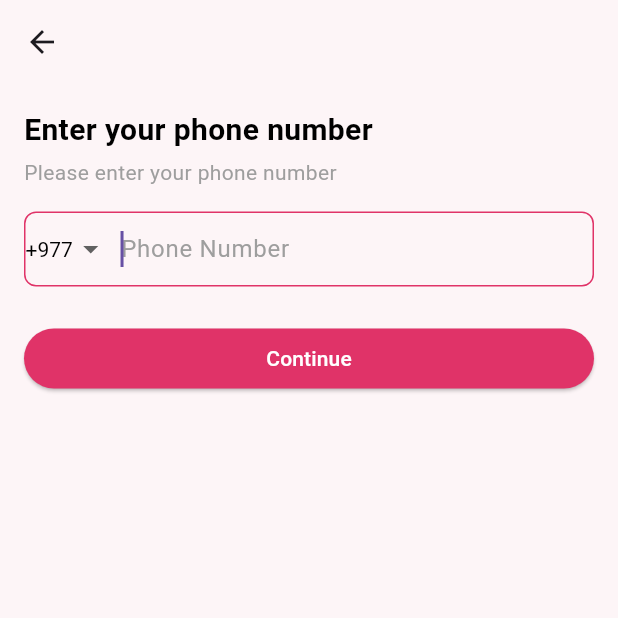
After one commit to Ayush-Adhikrii/mobile-app-project, a Flutter app: the GetStartedView screen opened by its route, after a tap on "Sign in with Phone Number", on a phone screen of 412 x 824 dp, the top half of it. The commit adds this screen. Run offline on Flutter 3.47's test engine with Material 3 defaults, Android fonts, the phone set to English and light mode, and no system bars.

Commit message:
signup with phone number ui complete

```diff
--- a/lib/app.dart
+++ b/lib/app.dart
@@ -1,6 +1,7 @@
 import 'package:flutter/material.dart';
-import 'package:hooked/view/get_started.dart';
+import 'package:hooked/view/get_started_view.dart';
 import 'package:hooked/view/onboarding_view.dart';
+import 'package:hooked/view/signup_with_number_view.dart';
 
 class MyApp extends StatelessWidget {
   const MyApp({super.key});
@@ -16,7 +17,8 @@ class MyApp extends StatelessWidget {
       debugShowCheckedModeBanner: false,
       routes: {
         '/onboard': (context) => const OnboardingScreen(),
-        '/getstarted': (context) => const GetStarted(),
+        '/getstarted': (context) => const GetStartedView(),
+        '/signupnumber': (context) => const SignupWithNumberView(),
       },
     );
   }
--- /dev/null
+++ b/lib/view/get_started_view.dart
@@ -0,0 +1,252 @@
+import 'package:flutter/material.dart';
+import 'package:hooked/view/onboarding_view.dart';
+import 'package:hooked/view/signup_with_number_view.dart';
+
+class GetStartedView extends StatefulWidget {
+  const GetStartedView({super.key});
+
+  @override
+  State<GetStartedView> createState() => _GetStartedViewState();
+}
+
+class _GetStartedViewState extends State<GetStartedView> {
+  @override
+  Widget build(BuildContext context) {
+    return Scaffold(
+      backgroundColor: const Color(0xFFFDF5F7), // Background color
+      body: Padding(
+        padding: const EdgeInsets.all(16.0),
+        child: Column(
+          mainAxisAlignment: MainAxisAlignment.center,
+          children: [
+            const Spacer(flex: 2),
+
+            // App Logo or any image at the top
+            Image.asset(
+              'assets/icons/pink_logo.jpg', // Replace with your logo asset
+              height: 200,
+              fit: BoxFit.contain,
+            ),
+
+            const SizedBox(height: 100), // Space between logo and text
+
+            // Sign up to continue message
+            const Text(
+              "Sign up to continue",
+              style: TextStyle(
+                fontSize: 22,
+                fontWeight: FontWeight.bold,
+                color: Colors.black,
+              ),
+            ),
+            const Text(
+              "Please login to continue",
+              style: TextStyle(
+                fontSize: 12,
+                fontWeight: FontWeight.bold,
+                color: Colors.grey,
+              ),
+            ),
+
+            const SizedBox(height: 30),
+
+            // Sign in with Email Button
+            GestureDetector(
+              onTap: () {
+                print('Sign in with Email tapped');
+              },
+              child: Container(
+                width: double.infinity,
+                padding: const EdgeInsets.symmetric(vertical: 15),
+                decoration: BoxDecoration(
+                  color: const Color(0xFFE03368), // Button color
+                  borderRadius: BorderRadius.circular(30),
+                ),
+                child: const Row(
+                  children: [
+                    SizedBox(width: 20), // Space for the icon
+                    Icon(Icons.email, color: Colors.white),
+                    Expanded(
+                      child: Text(
+                        'Sign in with Email',
+                        textAlign: TextAlign.center,
+                        style: TextStyle(
+                          color: Colors.white,
+                          fontWeight: FontWeight.bold,
+                          fontSize: 16,
+                        ),
+                      ),
+                    ),
+                  ],
+                ),
+              ),
+            ),
+
+            const SizedBox(height: 20),
+
+            // Sign in with Phone Button
+            GestureDetector(
+              onTap: () {
+                Navigator.push(
+                  context,
+                  MaterialPageRoute(
+                    builder: (context) => const SignupWithNumberView(),
+                  ),
+                );
+              },
+              child: Container(
+                width: double.infinity,
+                padding: const EdgeInsets.symmetric(vertical: 15),
+                decoration: BoxDecoration(
+                  color: const Color(0xFFE03368), // Button color
+                  borderRadius: BorderRadius.circular(30),
+                ),
+                child: const Row(
+                  children: [
+                    SizedBox(width: 20), // Space for the icon
+                    Icon(Icons.phone, color: Colors.white),
+                    Expanded(
+                      child: Text(
+                        'Sign in with Phone Number',
+                        textAlign: TextAlign.center,
+                        style: TextStyle(
+                          color: Colors.white,
+                          fontWeight: FontWeight.bold,
+                          fontSize: 16,
+                        ),
+                      ),
+                    ),
+                  ],
+                ),
+              ),
+            ),
+
+            const SizedBox(height: 30),
+
+            // Divider with "Or sign up with"
+            Row(
+              children: [
+                Expanded(
+                  child: Divider(
+                    thickness: 1,
+                    color: Colors.grey.shade400,
+                  ),
+                ),
+                const Padding(
+                  padding: EdgeInsets.symmetric(horizontal: 8.0),
+                  child: Text(
+                    "Or sign up with",
+                    style: TextStyle(color: Colors.grey),
+                  ),
+                ),
+                Expanded(
+                  child: Divider(
+                    thickness: 1,
+                    color: Colors.grey.shade400,
+                  ),
+                ),
+              ],
+            ),
+
+            const SizedBox(height: 20),
+
+            // Google and Facebook Buttons in a Row
+            Row(
+              mainAxisAlignment: MainAxisAlignment.spaceEvenly,
+              children: [
+                // Google Button
+                Flexible(
+                  child: GestureDetector(
+                    onTap: () {
+                      print('Sign in with Google tapped');
+                    },
+                    child: Container(
+                      padding: const EdgeInsets.symmetric(vertical: 12),
+                      decoration: BoxDecoration(
+                        color: Colors.white,
+                        border: Border.all(color: Colors.grey.shade300),
+                        borderRadius: BorderRadius.circular(30),
+                      ),
+                      child: Row(
+                        mainAxisAlignment: MainAxisAlignment.center,
+                        children: [
+                          Image.asset(
+                            'assets/icons/google_logo.png',
+                            height: 20,
+                            width: 20,
+                          ),
+                          const SizedBox(width: 8),
+                          const Text(
+                            "Google",
+                            style: TextStyle(fontWeight: FontWeight.bold),
+                          ),
+                        ],
+                      ),
+                    ),
+                  ),
+                ),
+
+                const SizedBox(width: 16),
+
+                // Facebook Button
+                Flexible(
+                  child: GestureDetector(
+                    onTap: () {
+                      print('Sign in with Facebook tapped');
+                    },
+                    child: Container(
+                      padding: const EdgeInsets.symmetric(vertical: 12),
+                      decoration: BoxDecoration(
+                        color: Colors.white,
+                        border: Border.all(color: Colors.grey.shade300),
+                        borderRadius: BorderRadius.circular(30),
+                      ),
+                      child: Row(
+                        mainAxisAlignment: MainAxisAlignment.center,
+                        children: [
+                          Image.asset(
+                            'assets/icons/facebook_logo.png',
+                            height: 20,
+                            width: 20,
+                          ),
+                          const SizedBox(width: 8),
+                          const Text(
+                            "Facebook",
+                            style: TextStyle(fontWeight: FontWeight.bold),
+                          ),
+                        ],
+                      ),
+                    ),
+                  ),
+                ),
+              ],
+            ),
+
+            const SizedBox(height: 30), // Space before the trouble signing in
+
+            // Trouble signing in text
+            TextButton(
+              onPressed: () {
+                Navigator.push(
+                  context,
+                  MaterialPageRoute(
+                    builder: (context) => const OnboardingScreen(),
+                  ),
+                );
+              },
+              child: const Text(
+                'Trouble signing in?',
+                style: TextStyle(
+                  color: Color(0xFFE03368), // Text color
+                  fontWeight: FontWeight.w600,
+                ),
+              ),
+            ),
+
+            const Spacer(flex: 2),
+          ],
+        ),
+      ),
+    );
+  }
+}
--- a/lib/view/onboarding_view.dart
+++ b/lib/view/onboarding_view.dart
@@ -1,5 +1,5 @@
 import 'package:flutter/material.dart';
-import 'package:hooked/view/get_started.dart';
+import 'package:hooked/view/get_started_view.dart';
 
 class OnboardingScreen extends StatefulWidget {
   const OnboardingScreen({super.key});
@@ -133,7 +133,7 @@ class _OnboardingScreenState extends State<OnboardingScreen> {
                           Navigator.push(
                             context,
                             MaterialPageRoute(
-                              builder: (context) => const GetStarted(),
+                              builder: (context) => const GetStartedView(),
                             ),
                           );
                         }
--- /dev/null
+++ b/lib/view/signup_with_number_view.dart
@@ -0,0 +1,133 @@
+import 'package:flutter/material.dart';
+
+class SignupWithNumberView extends StatefulWidget {
+  const SignupWithNumberView({super.key});
+
+  @override
+  State<SignupWithNumberView> createState() => _SignupWithNumberViewState();
+}
+
+class _SignupWithNumberViewState extends State<SignupWithNumberView> {
+  final TextEditingController _phoneController = TextEditingController();
+  final FocusNode _focusNode = FocusNode(); // FocusNode to trigger keyboard
+
+  @override
+  void initState() {
+    super.initState();
+    // Request focus to open the keyboard when the screen loads
+    _focusNode.requestFocus();
+  }
+
+  @override
+  Widget build(BuildContext context) {
+    return Scaffold(
+      appBar: AppBar(
+        backgroundColor:
+            const Color(0xFFFDF5F7), // Light pink background for AppBar
+        leading: IconButton(
+          icon: Icon(Icons.arrow_back),
+          onPressed: () {
+            Navigator.pop(context); // Navigates back to the previous screen
+          },
+        ),
+      ),
+      backgroundColor:
+          const Color(0xFFFDF5F7), // Light pink background for the body
+      body: Padding(
+        padding: const EdgeInsets.all(16.0),
+        child: Column(
+          crossAxisAlignment: CrossAxisAlignment.start,
+          children: [
+            Text(
+              'Enter your phone number',
+              style: TextStyle(
+                fontSize: 20.0,
+                fontWeight: FontWeight.bold,
+                color: Colors.black, // Text color for title
+              ),
+            ),
+            SizedBox(height: 4),
+            Text(
+              'Please enter your phone number',
+              style: TextStyle(
+                fontSize: 14.0,
+                color: Colors.grey, // Text color for subtitle
+              ),
+            ),
+            SizedBox(height: 16),
+            // Container to wrap the dropdown and text field
+            Container(
+              decoration: BoxDecoration(
+                border: Border.all(
+                    color: const Color(0xFFE03368)), // Primary color border
+                borderRadius: BorderRadius.circular(8),
+              ),
+              child: Row(
+                children: [
+                  // Dropdown Button without internal border and light pink background
+                  DropdownButton<String>(
+                    value: '+977',
+                    onChanged: (value) {
+                      // Handle dropdown selection
+                    },
+                    dropdownColor: const Color(
+                        0xFFFDF5F7), // Light pink background for dropdown options
+                    style: TextStyle(
+                        color: Colors.black), // Text color inside dropdown
+                    underline:
+                        Container(), // Remove the underline (internal border)
+                    items: ['+977', '+123', '+987', '+748']
+                        .map((code) => DropdownMenuItem(
+                              value: code,
+                              child: Text(code),
+                            ))
+                        .toList(),
+                  ),
+                  SizedBox(width: 8),
+                  Expanded(
+                    child: TextField(
+                      controller: _phoneController,
+                      focusNode:
+                          _focusNode, // Focus node attached to the text field
+                      keyboardType: TextInputType.phone,
+                      autofocus: true, // Ensure the keyboard shows up
+                      decoration: InputDecoration(
+                        border: InputBorder.none, // Remove inner border
+                        hintText: 'Phone Number',
+                        hintStyle:
+                            TextStyle(color: Colors.grey), // Hint text color
+                      ),
+                    ),
+                  ),
+                ],
+              ),
+            ),
+            SizedBox(height: 24),
+            SizedBox(
+              width: double.infinity,
+              child: ElevatedButton(
+                onPressed: () {
+                  // Handle continue button press
+                },
+                style: ButtonStyle(
+                  backgroundColor: MaterialStateProperty.all(
+                      const Color(0xFFE03368)), // Button background color
+                  foregroundColor: MaterialStateProperty.all(
+                      Colors.white), // Button text color
+                ),
+                child: Text('Continue'),
+              ),
+            ),
+          ],
+        ),
+      ),
+    );
+  }
+
+  @override
+  void dispose() {
+    _phoneController.dispose();
+    _focusNode.dispose(); // Clean up focus node
+    super.dispose();
+  }
+}
```
